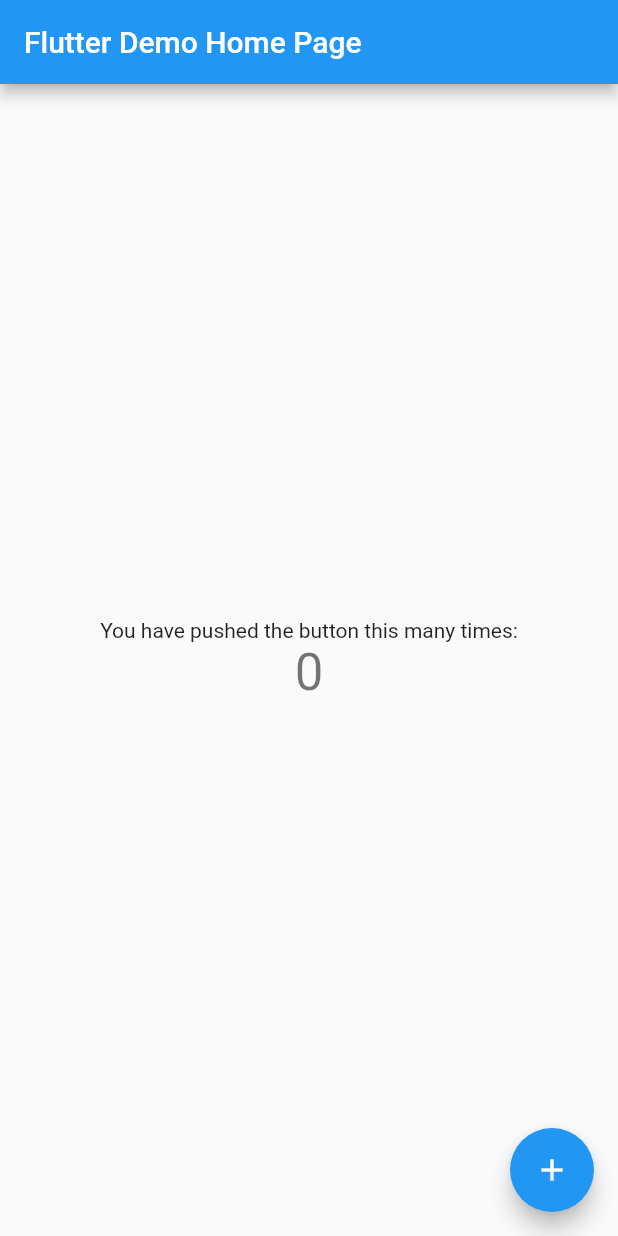
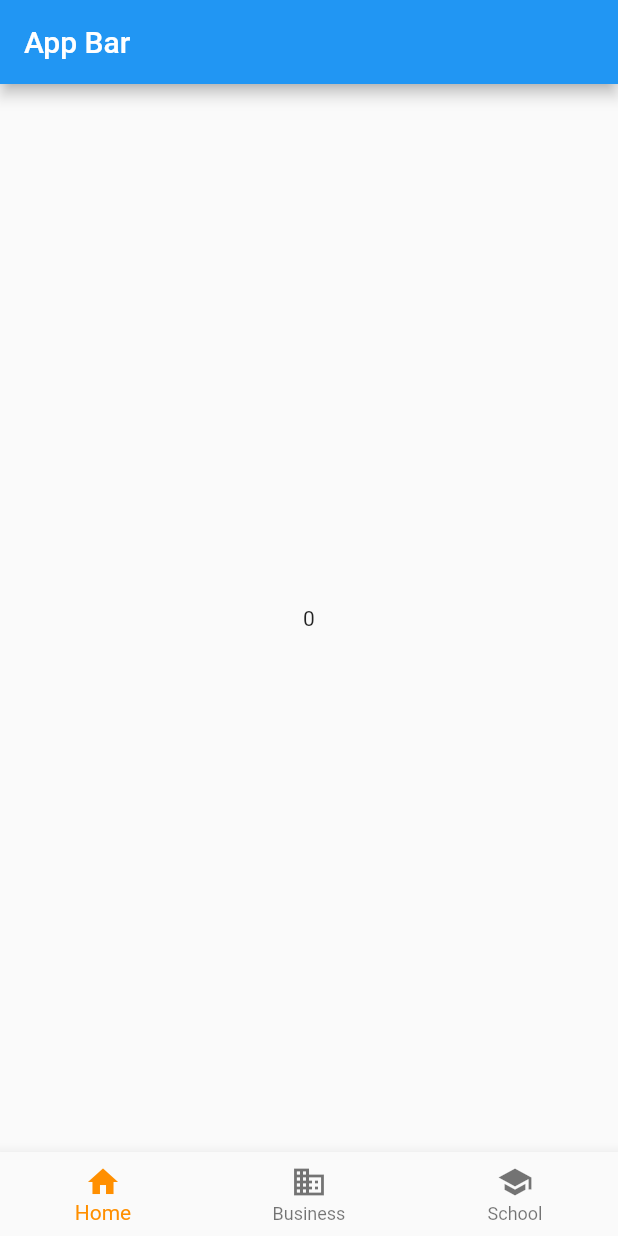
Before and after one commit to yuki-kamikita/bottom_navigation_sample, a Flutter app: the screen it shows after launch, on a phone screen of 412 x 824 dp. Run offline on Flutter 3.47's test engine with Material 2 defaults, Android fonts, the phone set to English and light mode, and no system bars; our stand-ins replace flutter_hooks, hooks_riverpod.

Commit message:
PageViewを使ったBottomNavigation

```diff
--- a/lib/main.dart
+++ b/lib/main.dart
@@ -1,115 +1,89 @@
 import 'package:flutter/material.dart';
+import 'package:flutter_hooks/flutter_hooks.dart';
+import 'package:hooks_riverpod/hooks_riverpod.dart';
+// import 'package:riverpod_sample_2/pages/Home.dart';
+// import 'package:riverpod_sample_2/pages/Business.dart';
 
-void main() {
-  runApp(const MyApp());
-}
+void main() => runApp(const ProviderScope(child: MyApp()));
 
 class MyApp extends StatelessWidget {
   const MyApp({Key? key}) : super(key: key);
 
-  // This widget is the root of your application.
+  static const String _title = 'App Name';
+
   @override
   Widget build(BuildContext context) {
-    return MaterialApp(
-      title: 'Flutter Demo',
-      theme: ThemeData(
-        // This is the theme of your application.
-        //
-        // Try running your application with "flutter run". You'll see the
-        // application has a blue toolbar. Then, without quitting the app, try
-        // changing the primarySwatch below to Colors.green and then invoke
-        // "hot reload" (press "r" in the console where you ran "flutter run",
-        // or simply save your changes to "hot reload" in a Flutter IDE).
-        // Notice that the counter didn't reset back to zero; the application
-        // is not restarted.
-        primarySwatch: Colors.blue,
-      ),
-      home: const MyHomePage(title: 'Flutter Demo Home Page'),
+    return const MaterialApp(
+      title: _title,
+      home: BottomNavigation(),
     );
   }
 }
 
-class MyHomePage extends StatefulWidget {
-  const MyHomePage({Key? key, required this.title}) : super(key: key);
+final navigationIndexProvider = StateProvider((ref) => 0);
+class BottomNavigation extends HookConsumerWidget {
+  const BottomNavigation({Key? key}) : super(key: key);
 
-  // This widget is the home page of your application. It is stateful, meaning
-  // that it has a State object (defined below) that contains fields that affect
-  // how it looks.
-
-  // This class is the configuration for the state. It holds the values (in this
-  // case the title) provided by the parent (in this case the App widget) and
-  // used by the build method of the State. Fields in a Widget subclass are
-  // always marked "final".
-
-  final String title;
+  // final navigationList = <String, Icon>{
+  //   'Home': const Icon(Icons.home),
+  //   'Business': const Icon(Icons.business),
+  //   'School': const Icon(Icons.school)
+  // };
+  //
+  // final navigationWidget = <BottomNavigationBarItem>[]; // ここに追加するロジック組めない そのうちやり方見つかる気もするから放置
 
   @override
-  State<MyHomePage> createState() => _MyHomePageState();
-}
+  Widget build(BuildContext context, WidgetRef ref) {
 
-class _MyHomePageState extends State<MyHomePage> {
-  int _counter = 0;
+    final PageController controller = PageController();
+    return Scaffold(
+      appBar: AppBar(title: const Text('App Bar')),
+      body:
+      PageView(
+        controller: controller,
+        onPageChanged: (int index) {
+          ref.read(navigationIndexProvider.state).state = index;
+        },
+        children: <Widget>[
+          // const Center(child: Home(),),
+          // const Center(child: Business(),),
+          Center(child: Text('${ref.watch(navigationIndexProvider)}'),),
+          Center(child: Text('${ref.watch(navigationIndexProvider)}'),),
+          Center(child: Text('${ref.watch(navigationIndexProvider)}'),)
+        ],
+      ),
+      // Center(
+      //   child: Text('${ref.watch(navigationIndexProvider)}'),
+      // ),
+      bottomNavigationBar: BottomNavigationBar(
+        // items: navigationWidget,
+        items: const <BottomNavigationBarItem>[
 
-  void _incrementCounter() {
-    setState(() {
-      // This call to setState tells the Flutter framework that something has
-      // changed in this State, which causes it to rerun the build method below
-      // so that the display can reflect the updated values. If we changed
-      // _counter without calling setState(), then the build method would not be
-      // called again, and so nothing would appear to happen.
-      _counter++;
-    });
-  }
+          // for (var i = 0; i < navigationItem.length; i++)
+          //   BottomNavigationBarItem(
+          //     label: navigationItem[i].key, // indexないのかよおぉ！！！
+          //     icon: item.value
+          //   ),
 
-  @override
-  Widget build(BuildContext context) {
-    // This method is rerun every time setState is called, for instance as done
-    // by the _incrementCounter method above.
-    //
-    // The Flutter framework has been optimized to make rerunning build methods
-    // fast, so that you can just rebuild anything that needs updating rather
-    // than having to individually change instances of widgets.
-    return Scaffold(
-      appBar: AppBar(
-        // Here we take the value from the MyHomePage object that was created by
-        // the App.build method, and use it to set our appbar title.
-        title: Text(widget.title),
+          // TODO: forとenumで回す 一旦無理そうなので保留
+          BottomNavigationBarItem(
+            icon: Icon(Icons.home),
+            label: 'Home',
+          ),
+          BottomNavigationBarItem(
+            icon: Icon(Icons.business),
+            label: 'Business',
+          ),
+          BottomNavigationBarItem(
+            icon: Icon(Icons.school),
+            label: 'School',
+          ),
+        ],
+        currentIndex: ref.read(navigationIndexProvider.state).state,
+        selectedItemColor: Colors.amber[800],
+        onTap: (int index) => controller.animateToPage(index,
+            duration: const Duration(milliseconds: 1000), curve: Curves.ease),
       ),
-      body: Center(
-        // Center is a layout widget. It takes a single child and positions it
-        // in the middle of the parent.
-        child: Column(
-          // Column is also a layout widget. It takes a list of children and
-          // arranges them vertically. By default, it sizes itself to fit its
-          // children horizontally, and tries to be as tall as its parent.
-          //
-          // Invoke "debug painting" (press "p" in the console, choose the
-          // "Toggle Debug Paint" action from the Flutter Inspector in Android
-          // Studio, or the "Toggle Debug Paint" command in Visual Studio Code)
-          // to see the wireframe for each widget.
-          //
-          // Column has various properties to control how it sizes itself and
-          // how it positions its children. Here we use mainAxisAlignment to
-          // center the children vertically; the main axis here is the vertical
-          // axis because Columns are vertical (the cross axis would be
-          // horizontal).
-          mainAxisAlignment: MainAxisAlignment.center,
-          children: <Widget>[
-            const Text(
-              'You have pushed the button this many times:',
-            ),
-            Text(
-              '$_counter',
-              style: Theme.of(context).textTheme.headline4,
-            ),
-          ],
-        ),
-      ),
-      floatingActionButton: FloatingActionButton(
-        onPressed: _incrementCounter,
-        tooltip: 'Increment',
-        child: const Icon(Icons.add),
-      ), // This trailing comma makes auto-formatting nicer for build methods.
     );
   }
 }
--- a/pubspec.yaml
+++ b/pubspec.yaml
@@ -46,6 +46,10 @@ dev_dependencies:
   # rules and activating additional ones.
   flutter_lints: ^1.0.0
 
+  # riverpod
+  flutter_hooks: ^0.18.0
+  hooks_riverpod: ^1.0.0
+
 # For information on the generic Dart part of this file, see the
 # following page: https://dart.dev/tools/pub/pubspec
 
```
Also changed, not shown: pubspec.lock.
